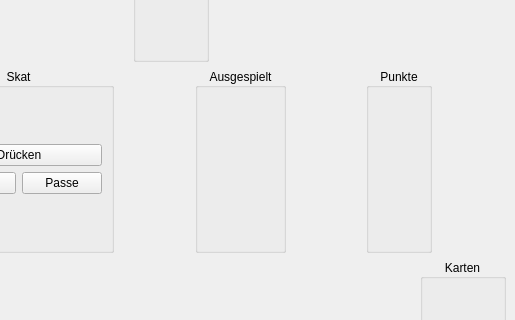
This is src/table.ui in squawk7x/QuteSkatGame as Qt 5 draws it before an edit; both pictures show x 551 to 1066 and y 132 to 452 of the 1066 by 607 pixel window. The edited form follows.
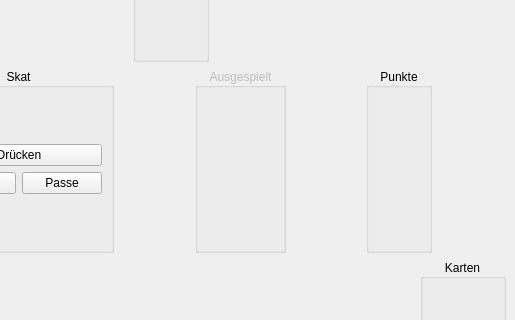
This is the edited form.

```diff
--- a/src/table.ui
+++ b/src/table.ui
@@ -354,12 +354,18 @@
       </item>
       <item>
        <widget class="QGroupBox" name="gbTrick">
+        <property name="enabled">
+         <bool>false</bool>
+        </property>
         <property name="title">
          <string>Ausgespielt</string>
         </property>
         <property name="alignment">
          <set>Qt::AlignmentFlag::AlignCenter</set>
         </property>
+        <property name="checkable">
+         <bool>false</bool>
+        </property>
         <layout class="QHBoxLayout" name="horizontalLayout_7">
          <item>
           <layout class="QHBoxLayout" name="gbTrickLayout"/>
```
